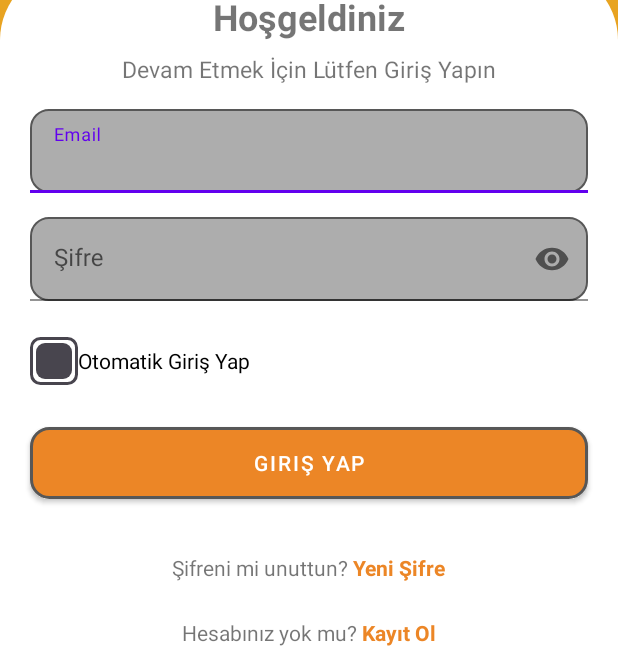
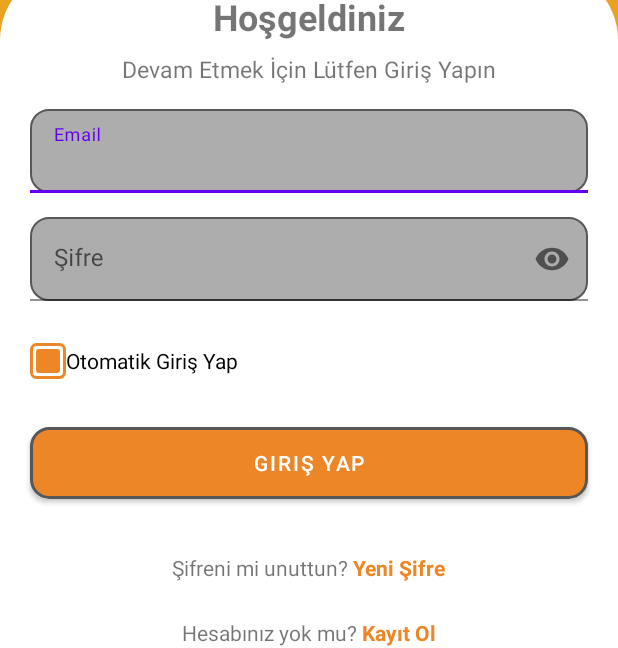
Before and after one commit to dogukanpayal/CitrusOrbit, an Android app: the screen it shows after launch (MainActivity), on a phone screen of 412 x 824 dp, the part 588-1236 px from its top. Run offline under Robolectric (Android 15) with nearby library versions, the phone set to English and light mode, and no system bars; our stand-ins replace Firebase (no records; nobody signed in at launch, a user with empty details on screens opened directly).

Commit message:
Checkbox tasarımı yapıldı.

```diff
--- a/DevelopmentProject/app/src/main/res/drawable/checkbox_checked_layer.xml
+++ b/DevelopmentProject/app/src/main/res/drawable/checkbox_checked_layer.xml
@@ -4,10 +4,10 @@
     <item>
         <shape
             android:shape="rectangle">
-            <size android:width="24dp" android:height="24dp"/>
+            <size android:width="8dp" android:height="8dp"/>
             <solid android:color="@android:color/transparent"/>
-            <stroke android:color="@color/blackGray" android:width="2dp"></stroke>
-            <corners android:radius="6dp"></corners>
+            <stroke android:color="@color/turuncu" android:width="2dp"></stroke>
+            <corners android:radius="3dp"></corners>
         </shape>
     </item>
 
@@ -20,7 +20,7 @@
         <shape
             android:shape="rectangle"
             >
-            <size android:width="24dp" android:height="24dp"></size>
+            <size android:width="8dp" android:height="8dp"></size>
             <solid android:color="@android:color/transparent"></solid>
         </shape>
     </item>
@@ -34,14 +34,19 @@
         <shape
             android:shape="rectangle"
             >
-            <size android:width="24dp" android:height="24dp"></size>
-            <solid android:color="@color/blackGray"></solid>
-            <corners android:radius="6dp"></corners>
+            <size android:width="8dp" android:height="8dp"></size>
+            <solid android:color="@color/turuncu"></solid>
+            <corners android:radius="2dp"></corners>
         </shape>
+
     </item>
 
+    <item
+        android:top="3dp"
+        android:bottom="3dp"
+        android:left="3dp"
+        android:right="3dp"
 
-    <item
         android:id="@+id/layer_tick"
         android:drawable="@drawable/avd_checkbox_check"
         android:gravity="center"/>
--- a/DevelopmentProject/app/src/main/res/drawable/checkbox_unchecked.xml
+++ b/DevelopmentProject/app/src/main/res/drawable/checkbox_unchecked.xml
@@ -5,10 +5,10 @@
     <item>
         <shape
             android:shape="rectangle">
-                <size android:width="24dp" android:height="24dp"/>
+            <size android:width="16dp" android:height="16dp"/>
             <solid android:color="@android:color/transparent"/>
-                <stroke android:color="@color/blackGray" android:width="2dp"></stroke>
-                <corners android:radius="6dp"></corners>
+            <stroke android:color="@color/turuncu" android:width="2dp"></stroke>
+            <corners android:radius="3dp"></corners>
         </shape>
     </item>
 
@@ -21,9 +21,8 @@
         <shape
             android:shape="rectangle"
             >
-                <size android:width="24dp" android:height="24dp"></size>
+            <size android:width="16dp" android:height="16dp"></size>
             <solid android:color="@android:color/transparent"></solid>
-
         </shape>
     </item>
 
@@ -36,9 +35,9 @@
         <shape
             android:shape="rectangle"
             >
-                <size android:width="24dp" android:height="24dp"></size>
-                <solid android:color="@color/blackGray"></solid>
-                <corners android:radius="6dp"></corners>
+            <size android:width="16dp" android:height="16dp"></size>
+            <solid android:color="@color/turuncu"></solid>
+            <corners android:radius="2dp"></corners>
         </shape>
     </item>
 </layer-list>
--- a/DevelopmentProject/app/src/main/res/drawable/checkbox_unchecked_layer.xml
+++ b/DevelopmentProject/app/src/main/res/drawable/checkbox_unchecked_layer.xml
@@ -4,10 +4,10 @@
     <item>
         <shape
             android:shape="rectangle">
-            <size android:width="24dp" android:height="24dp"/>
+            <size android:width="8dp" android:height="8dp"/>
             <solid android:color="@android:color/transparent"/>
-            <stroke android:color="@color/blackGray" android:width="2dp"></stroke>
-            <corners android:radius="6dp"></corners>
+            <stroke android:color="@color/turuncu" android:width="2dp"></stroke>
+            <corners android:radius="3dp"></corners>
         </shape>
     </item>
 
@@ -20,7 +20,7 @@
         <shape
             android:shape="rectangle"
             >
-            <size android:width="24dp" android:height="24dp"></size>
+            <size android:width="8dp" android:height="8dp"></size>
             <solid android:color="@android:color/transparent"></solid>
         </shape>
     </item>
@@ -34,14 +34,18 @@
         <shape
             android:shape="rectangle"
             >
-            <size android:width="24dp" android:height="24dp"></size>
-            <solid android:color="@color/blackGray"></solid>
-            <corners android:radius="6dp"></corners>
+            <size android:width="8dp" android:height="8dp"></size>
+            <solid android:color="@color/turuncu"></solid>
+            <corners android:radius="2dp"></corners>
         </shape>
     </item>
 
 
     <item
+        android:top="3dp"
+        android:bottom="3dp"
+        android:left="3dp"
+        android:right="3dp"
         android:id="@+id/layer_tick"
         android:drawable="@drawable/avd_checkbox_unchecked_anim"
         android:gravity="center"/>
--- a/DevelopmentProject/app/src/main/res/drawable/ic_checked_white.xml
+++ b/DevelopmentProject/app/src/main/res/drawable/ic_checked_white.xml
@@ -1,6 +1,6 @@
 <vector xmlns:android="http://schemas.android.com/apk/res/android"
     android:name="checkbox_vector"
-    android:width="24dp" android:height="24dp"
+    android:width="18.3dp" android:height="18.3dp"
     android:viewportWidth="24" android:viewportHeight="24">
     <path
         android:name="check_path"
@@ -9,5 +9,6 @@
         android:strokeWidth="2"
         android:pathData="M4,12 L10,18 L20,6"
         android:trimPathStart="0"
-        android:trimPathEnd="0"/>
+        android:trimPathEnd="0"
+        />
 </vector>
--- a/DevelopmentProject/app/src/main/res/layout/fragment_login_screen.xml
+++ b/DevelopmentProject/app/src/main/res/layout/fragment_login_screen.xml
@@ -148,7 +148,8 @@
                     android:layout_height="wrap_content"
                     android:layout_marginStart="20dp"
                     android:layout_marginTop="16dp"
-                    android:text="Otomatik Giriş Yap" />
+                    android:text="Otomatik Giriş Yap"
+                    />
 
 
                 <Button
```
Lines whose indentation alone changed are shown as unchanged.
